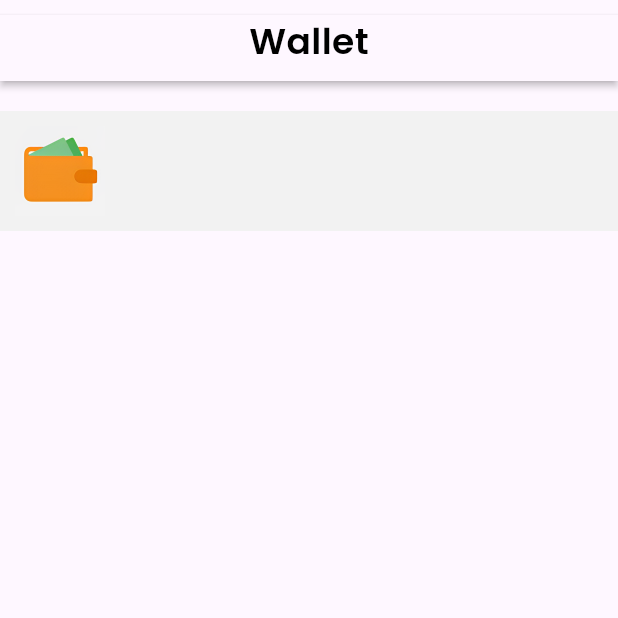
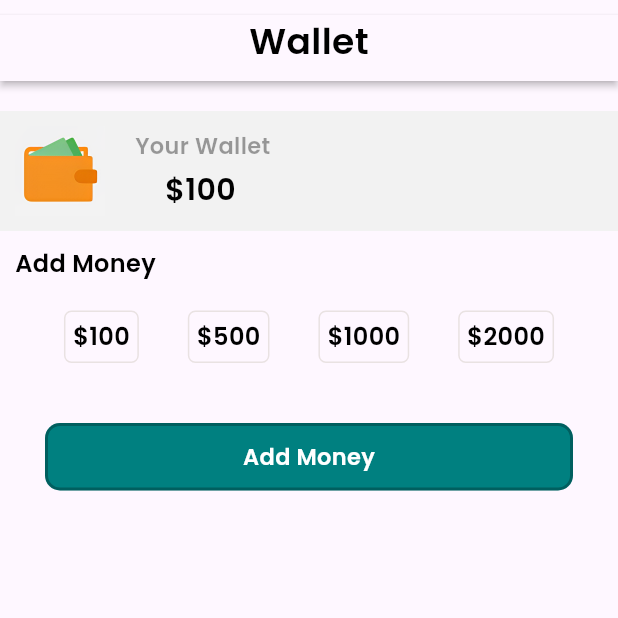
Before and after one commit to AvijitDasAvi/Food-Delivery-App, a Flutter app: the screen it shows after launch, on a phone screen of 412 x 824 dp, the top half of it. Run offline on Flutter 3.47's test engine with Material 3 defaults, Android fonts, the phone set to English and light mode, and no system bars; our stand-ins replace curved_navigation_bar, firebase_auth, firebase_core; missing offline and left inert: flutter_stripe; accounts and stored records are empty.

Commit message:
Wallet page updated

```diff
--- a/lib/main.dart
+++ b/lib/main.dart
@@ -1,9 +1,12 @@
 import 'package:firebase_core/firebase_core.dart';
 import 'package:flutter/material.dart';
+import 'package:flutter_stripe/flutter_stripe.dart';
 import 'package:food_delivery_app/pages/onboard_page.dart';
 import 'package:food_delivery_app/pages/wallet_page.dart';
+import 'package:food_delivery_app/widgets/app_constant.dart';
 
 void main() async {
+  Stripe.publishableKey = publishableKey;
   WidgetsFlutterBinding.ensureInitialized();
   await Firebase.initializeApp(
       options: const FirebaseOptions(
@@ -34,6 +37,7 @@ class MyApp extends StatelessWidget {
           }
           return const CircularProgressIndicator();
         },
-        ));
+      ),
+    );
   }
 }
--- a/lib/pages/wallet_page.dart
+++ b/lib/pages/wallet_page.dart
@@ -17,6 +17,7 @@ class _WalletPageState extends State<WalletPage> {
           top: 10.0,
         ),
         child: Column(
+          crossAxisAlignment: CrossAxisAlignment.start,
           children: [
             Material(
               elevation: 2.0,
@@ -45,9 +46,137 @@ class _WalletPageState extends State<WalletPage> {
                     width: 60.0,
                     fit: BoxFit.cover,
                   ),
+                  SizedBox(
+                    width: 20.0,
+                  ),
+                  Column(
+                    crossAxisAlignment: CrossAxisAlignment.start,
+                    children: [
+                      Text(
+                        "Your Wallet",
+                        style: AppWidget.lightTextFieldStyle(),
+                      ),
+                      SizedBox(
+                        height: 5.0,
+                      ),
+                      Text(
+                        "    \$100",
+                        style: AppWidget.boldTextFieldStyle(),
+                      )
+                    ],
+                  ),
                 ],
               ),
-            )
+            ),
+            SizedBox(
+              height: 10.0,
+            ),
+            Padding(
+              padding: const EdgeInsets.only(left: 10.0),
+              child: Text(
+                "Add Money",
+                style: AppWidget.semiBoldTextFieldStyle(),
+              ),
+            ),
+            SizedBox(
+              height: 10.0,
+            ),
+            Padding(
+              padding: const EdgeInsets.all(10.0),
+              child: Row(
+                mainAxisAlignment: MainAxisAlignment.spaceEvenly,
+                children: [
+                  GestureDetector(
+                    child: Container(
+                      padding: const EdgeInsets.all(5.0),
+                      decoration: BoxDecoration(
+                        border: Border.all(
+                          color: Color(0xFFE9E2E2),
+                        ),
+                        borderRadius: BorderRadius.circular(5.0),
+                      ),
+                      child: Text(
+                        "\$100",
+                        style: AppWidget.semiBoldTextFieldStyle(),
+                      ),
+                    ),
+                  ),
+                  GestureDetector(
+                    child: Container(
+                      padding: const EdgeInsets.all(5.0),
+                      decoration: BoxDecoration(
+                        border: Border.all(
+                          color: Color(0xFFE9E2E2),
+                        ),
+                        borderRadius: BorderRadius.circular(5.0),
+                      ),
+                      child: Text(
+                        "\$500",
+                        style: AppWidget.semiBoldTextFieldStyle(),
+                      ),
+                    ),
+                  ),
+                  GestureDetector(
+                    child: Container(
+                      padding: const EdgeInsets.all(5.0),
+                      decoration: BoxDecoration(
+                        border: Border.all(
+                          color: Color(0xFFE9E2E2),
+                        ),
+                        borderRadius: BorderRadius.circular(5.0),
+                      ),
+                      child: Text(
+                        "\$1000",
+                        style: AppWidget.semiBoldTextFieldStyle(),
+                      ),
+                    ),
+                  ),
+                  GestureDetector(
+                    child: Container(
+                      padding: const EdgeInsets.all(5.0),
+                      decoration: BoxDecoration(
+                        border: Border.all(
+                          color: Color(0xFFE9E2E2),
+                        ),
+                        borderRadius: BorderRadius.circular(5.0),
+                      ),
+                      child: Text(
+                        "\$2000",
+                        style: AppWidget.semiBoldTextFieldStyle(),
+                      ),
+                    ),
+                  ),
+                ],
+              ),
+            ),
+            const SizedBox(height: 30.0),
+            InkWell(
+              onTap: () {},
+              child: Container(
+                margin: EdgeInsets.symmetric(horizontal: 30.0),
+                padding: const EdgeInsets.all(10.0),
+                width: MediaQuery.of(context).size.width,
+                decoration: BoxDecoration(
+                  border: Border.all(
+                    color: Colors.black26,
+                    width: 2.0,
+                  ),
+                  borderRadius: BorderRadius.circular(10.0),
+                  color: Color(0xFF008080),
+                ),
+                child: Center(
+                  child: Text(
+                    "Add Money",
+                    style: TextStyle(
+                      color: Colors.white,
+                      fontWeight: FontWeight.bold,
+                      fontSize: 15.0,
+                      fontFamily: 'Poppins',
+                    ),
+                  ),
+                ),
+              ),
+            ),
           ],
         ),
       ),
--- /dev/null
+++ b/lib/widgets/app_constant.dart
@@ -0,0 +1,4 @@
+String publishableKey =
+    "pk_test_51OyzmSSFYx1Gdm1r8dtYp3cnkT63iAiy2BAVXMJvjJSfNwZ6VaFN4HVXwjd6G8Cebrc08Qb0m28aBNQUT7T5d1RJ00Zyk9qSyo";
+String secretKey =
+    "sk_test_51OyzmSSFYx1Gdm1rpH9ZJGwPTaQ7r8u7wAPjL9IVFkPMJnVfemr6iaZMxUBXwGmUPTlkwVXfQOXclIRaM5IPkFoR00zAnjSP6q";
--- a/pubspec.yaml
+++ b/pubspec.yaml
@@ -39,6 +39,7 @@ dependencies:
   firebase_auth: ^4.17.8
   cloud_firestore: ^4.15.8
   curved_navigation_bar: ^1.0.3
+  flutter_stripe: ^10.1.1
 
 dev_dependencies:
   flutter_test:
```
Also changed, not shown: pubspec.lock, 4 other files. Lines whose indentation alone changed are shown as unchanged.
